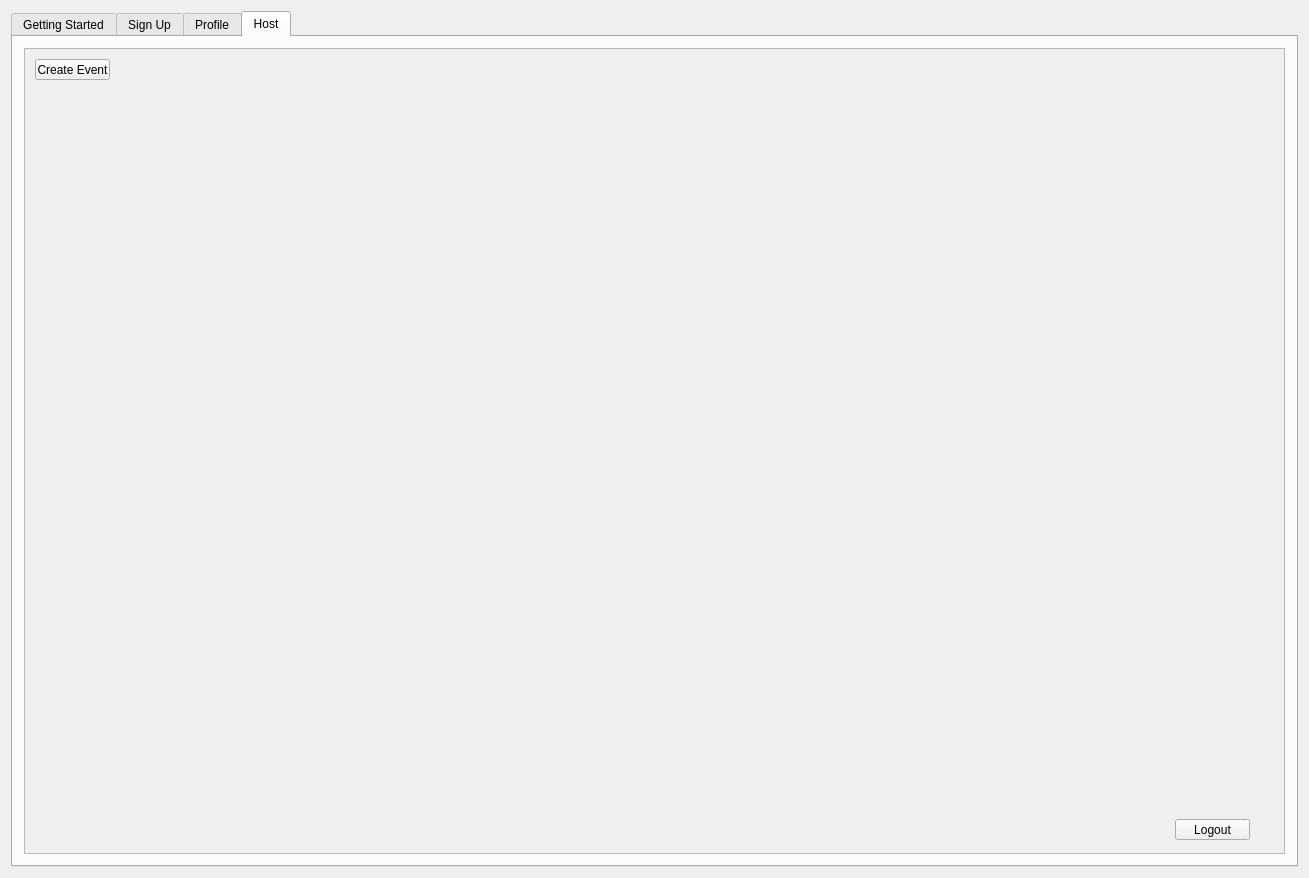
First picture: the form in src/web-app/interestdata.ui, repository Aesylwinn/software-engineering, before the edit.
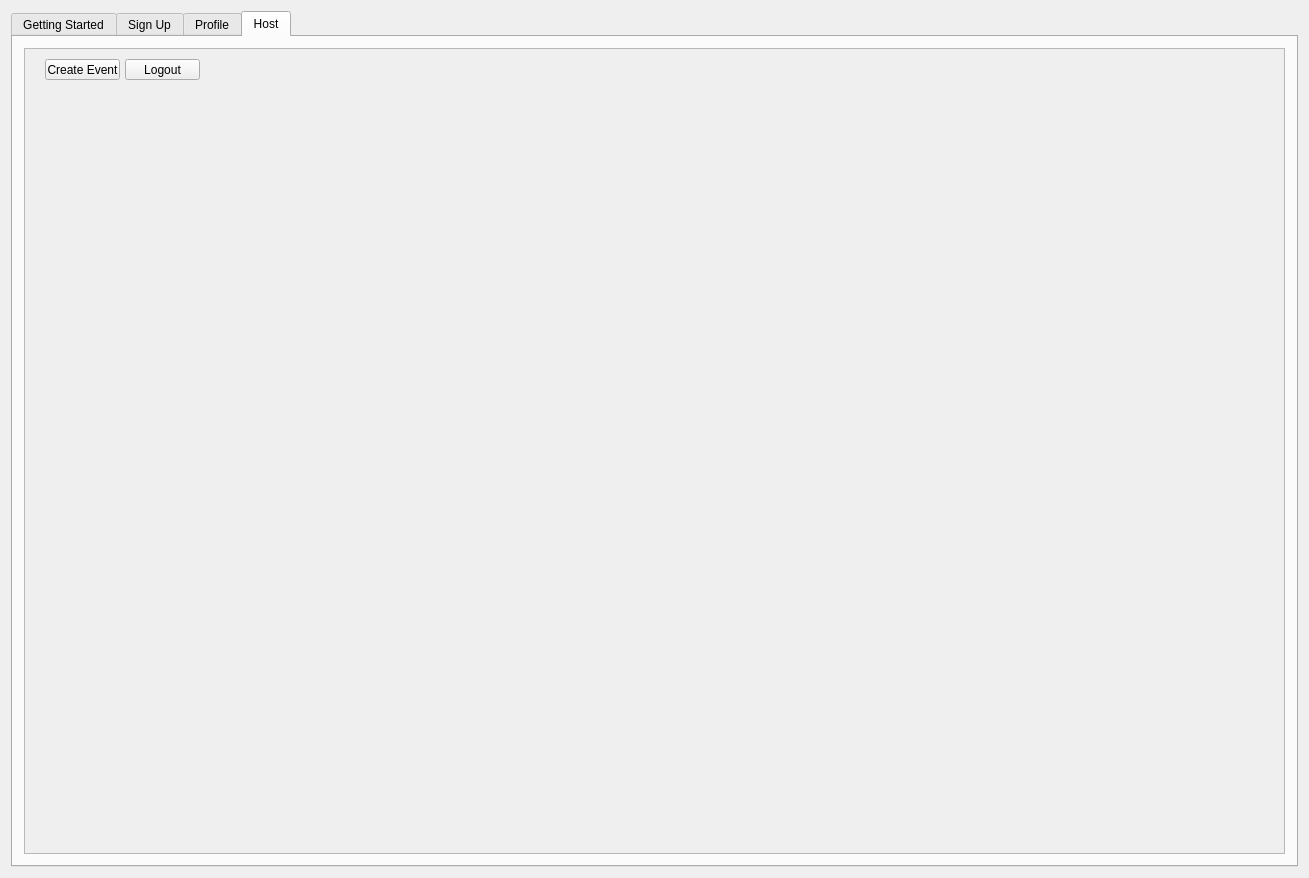
Second picture: the form after the edit. The open tabs and pages were chosen to show the change. Icons and pictures are not drawn.

Commit message: Fixed sign in host option

What changed in the file:
```diff
--- a/src/web-app/interestdata.ui
+++ b/src/web-app/interestdata.ui
@@ -1512,7 +1512,7 @@
           <widget class="QPushButton" name="createEvent">
            <property name="geometry">
             <rect>
-             <x>10</x>
+             <x>20</x>
              <y>10</y>
              <width>75</width>
              <height>21</height>
@@ -1531,8 +1531,8 @@
           <widget class="QPushButton" name="logoutHost">
            <property name="geometry">
             <rect>
-             <x>1150</x>
-             <y>770</y>
+             <x>100</x>
+             <y>10</y>
              <width>75</width>
              <height>21</height>
             </rect>
```
Left out of the diff: 10 changed lines with no effect on the pictures. The commit also changes 1 other file.
